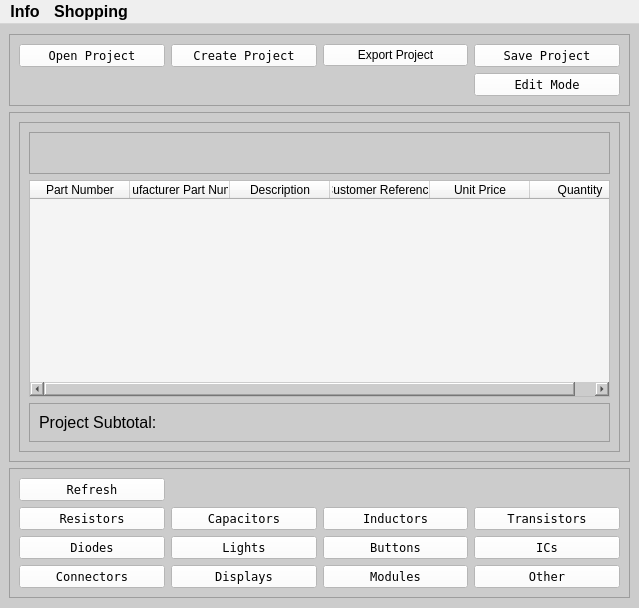
Qt form Program_Files/UI_Files/project_window.ui (Thomas1B/Electronics-Inventory-Program) before a commit.
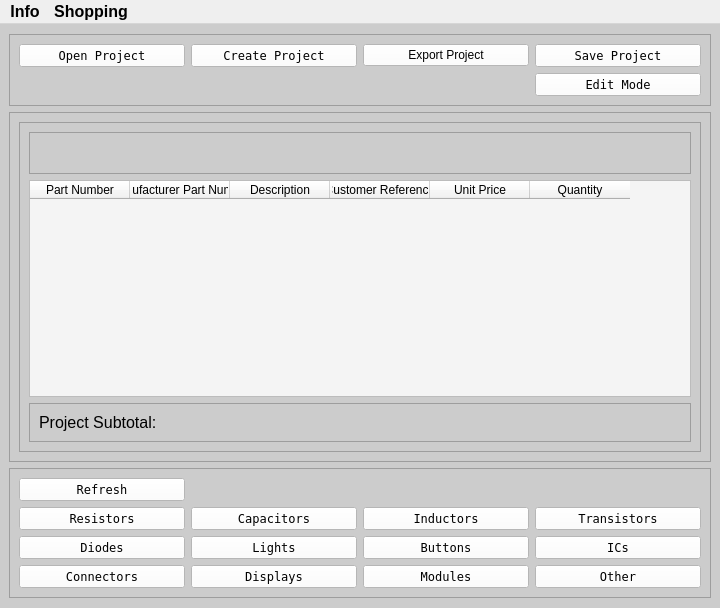
The same form after that commit. Icons and pictures are not drawn.

The edit to the form file:
```diff
--- a/Program_Files/UI_Files/project_window.ui
+++ b/Program_Files/UI_Files/project_window.ui
@@ -6,7 +6,7 @@
    <rect>
     <x>0</x>
     <y>0</y>
-    <width>639</width>
+    <width>720</width>
     <height>608</height>
    </rect>
   </property>
@@ -573,7 +573,7 @@
     <rect>
      <x>0</x>
      <y>0</y>
-     <width>639</width>
+     <width>720</width>
      <height>25</height>
     </rect>
    </property>
```
